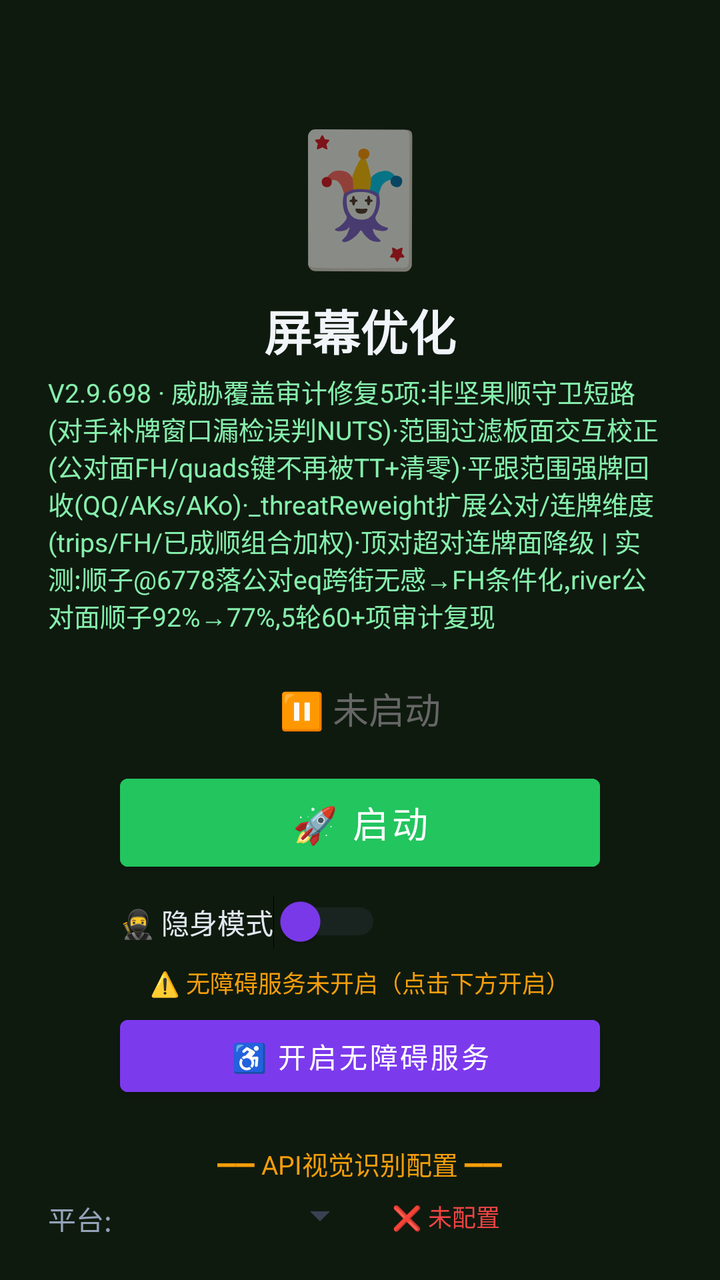
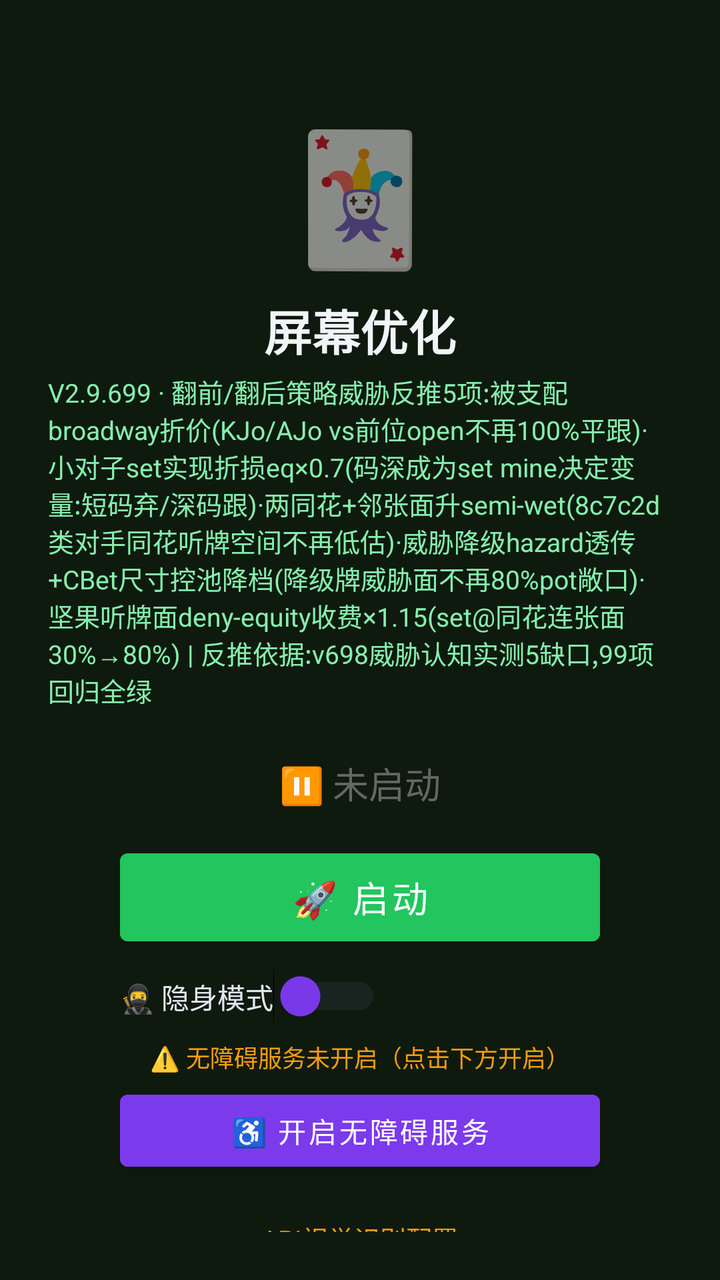

The first picture is an Android layout as it rendered before a commit; the second is the same layout after the commit. The layout source and the unified diff follow.
<!-- AndroidManifest.xml: activity theme Theme.MjScreenshot -->
<!-- res/layout/activity_main.xml -->
<?xml version="1.0" encoding="utf-8"?>
<LinearLayout xmlns:android="http://schemas.android.com/apk/res/android"
    android:layout_width="match_parent"
    android:layout_height="match_parent"
    android:orientation="vertical"
    android:background="#0f1a0f"
    android:padding="24dp"
    android:gravity="center_horizontal">

    <TextView
        android:layout_width="wrap_content"
        android:layout_height="wrap_content"
        android:text="🃏"
        android:textSize="64sp"
        android:layout_marginTop="30dp" />

    <TextView
        android:layout_width="wrap_content"
        android:layout_height="wrap_content"
        android:text="屏幕优化"
        android:textSize="24sp"
        android:textColor="#f1f5f9"
        android:textStyle="bold"
        android:layout_marginTop="8dp" />

    <TextView
        android:layout_width="wrap_content"
        android:layout_height="wrap_content"
        android:text="V2.9.698 · 威胁覆盖审计修复5项:非坚果顺守卫短路(对手补牌窗口漏检误判NUTS)·范围过滤板面交互校正(公对面FH/quads键不再被TT+清零)·平跟范围强牌回收(QQ/AKs/AKo)·_threatReweight扩展公对/连牌维度(trips/FH/已成顺组合加权)·顶对超对连牌面降级 | 实测:顺子@6778落公对eq跨街无感→FH条件化,river公对面顺子92%→77%,5轮60+项审计复现"
        android:textSize="13sp"
        android:textColor="#86efac"
        android:layout_marginTop="4dp" />

    <TextView
        android:id="@+id/tvStatus"
        android:layout_width="wrap_content"
        android:layout_height="wrap_content"
        android:text="⏸ 未启动"
        android:textSize="18sp"
        android:textColor="#666666"
        android:layout_marginTop="24dp" />

    <Button
        android:id="@+id/btnStart"
        android:layout_width="240dp"
        android:layout_height="56dp"
        android:text="🚀 启动"
        android:textSize="18sp"
        android:textColor="#ffffff"
        android:backgroundTint="#22c55e"
        android:layout_marginTop="16dp" />

    <Button
        android:id="@+id/btnHelper"
        android:layout_width="240dp"
        android:layout_height="56dp"
        android:text="🃏 打开智囊"
        android:textSize="16sp"
        android:textColor="#ffffff"
        android:backgroundTint="#16a34a"
        android:layout_marginTop="12dp"
        android:visibility="gone" />

    
    <LinearLayout
        android:layout_width="240dp"
        android:layout_height="wrap_content"
        android:orientation="horizontal"
        android:gravity="center_vertical"
        android:layout_marginTop="8dp">

        <Switch
            android:id="@+id/switchStealth"
            android:layout_width="wrap_content"
            android:layout_height="wrap_content"
            android:text="🥷 隐身模式"
            android:textColor="#e2e8f0"
            android:textSize="14sp"
            android:thumbTint="#7c3aed"
            android:trackTint="#374151" />
    </LinearLayout>

    <TextView
        android:id="@+id/tvAccessibilityStatus"
        android:layout_width="wrap_content"
        android:layout_height="wrap_content"
        android:text="⚠️ 无障碍服务未开启（点击下方开启）"
        android:textSize="12sp"
        android:textColor="#f59e0b"
        android:layout_marginTop="8dp"
        android:gravity="center" />

    <Button
        android:id="@+id/btnAccessibility"
        android:layout_width="240dp"
        android:layout_height="48dp"
        android:text="♿ 开启无障碍服务"
        android:textSize="14sp"
        android:textColor="#ffffff"
        android:backgroundTint="#7c3aed"
        android:layout_marginTop="4dp" />

    <TextView
        android:layout_width="wrap_content"
        android:layout_height="wrap_content"
        android:text="━━ API视觉识别配置 ━━"
        android:textSize="13sp"
        android:textColor="#f59e0b"
        android:layout_marginTop="20dp" />

    <LinearLayout
        android:layout_width="match_parent"
        android:layout_height="wrap_content"
        android:orientation="horizontal"
        android:layout_marginTop="8dp"
        android:gravity="center_vertical">

        <TextView
            android:layout_width="wrap_content"
            android:layout_height="wrap_content"
            android:text="平台:"
            android:textSize="14sp"
            android:textColor="#94a3b8" />

        <Spinner
            android:id="@+id/spinnerProvider"
            android:layout_width="120dp"
            android:layout_height="40dp"
            android:layout_marginStart="8dp"
            android:backgroundTint="#374151" />

        <TextView
            android:id="@+id/tvApiStatus"
            android:layout_width="wrap_content"
            android:layout_height="wrap_content"
            android:text="❌ 未配置"
            android:textSize="12sp"
            android:textColor="#ef4444"
            android:layout_marginStart="12dp" />
    </LinearLayout>

    <EditText
        android:id="@+id/etApiKey"
        android:layout_width="match_parent"
        android:layout_height="44dp"
        android:hint="输入API Key（如 sk-xxx）"
        android:textSize="14sp"
        android:textColor="#e2e8f0"
        android:textColorHint="#64748b"
        android:backgroundTint="#374151"
        android:inputType="textPassword"
        android:layout_marginTop="8dp"
        android:paddingStart="12dp"
        android:paddingEnd="12dp" />

    <Button
        android:id="@+id/btnSaveApi"
        android:layout_width="200dp"
        android:layout_height="44dp"
        android:text="💾 保存API配置"
        android:textSize="14sp"
        android:textColor="#ffffff"
        android:backgroundTint="#d97706"
        android:layout_marginTop="8dp" />

    <TextView
        android:id="@+id/tvHint"
        android:layout_width="wrap_content"
        android:layout_height="wrap_content"
        android:text="先点上方按钮启动截屏"
        android:textSize="13sp"
        android:textColor="#666666"
        android:layout_marginTop="12dp"
        android:gravity="center" />

    <TextView
        android:layout_width="wrap_content"
        android:layout_height="wrap_content"
        android:text="使用步骤：\n1. 配置API Key（支持OpenAI/通义千问VL/硅基流动）\n2. 点「开启无障碍服务」→ 开启\n3. 开启「🥷隐身模式」(反检测)\n4. 点「启动」→ 允许悬浮窗\n5. 打牌时点屏幕上的🎯悬浮球即可截屏识别\n★ 拖动悬浮球可移到不挡牌的位置 ★\n★ 长按悬浮球可展开/收起详细面板 ★\n★ 悬浮球边框颜色=建议：绿=加注 橙=跟注 红=弃牌 ★"
        android:textSize="12sp"
        android:textColor="#64748b"
        android:layout_marginTop="12dp"
        android:lineSpacingExtra="3dp" />

</LinearLayout>
<!-- resources referenced by this layout -->
<resources>
  <style name="Theme.MjScreenshot" parent="Theme.MaterialComponents.DayNight.DarkActionBar">
          <item name="colorPrimary">#1e40af</item>
          <item name="colorPrimaryVariant">#1e3a8a</item>
          <item name="colorOnPrimary">#ffffff</item>
          <item name="android:statusBarColor">#0f172a</item>
      </style>
</resources>

<!-- the commit's change to res/layout/activity_main.xml (unified diff, before → after) -->
@@ -26,7 +26,7 @@
     <TextView
         android:layout_width="wrap_content"
         android:layout_height="wrap_content"
-        android:text="V2.9.698 · 威胁覆盖审计修复5项:非坚果顺守卫短路(对手补牌窗口漏检误判NUTS)·范围过滤板面交互校正(公对面FH/quads键不再被TT+清零)·平跟范围强牌回收(QQ/AKs/AKo)·_threatReweight扩展公对/连牌维度(trips/FH/已成顺组合加权)·顶对超对连牌面降级 | 实测:顺子@6778落公对eq跨街无感→FH条件化,river公对面顺子92%→77%,5轮60+项审计复现"
+        android:text="V2.9.699 · 翻前/翻后策略威胁反推5项:被支配broadway折价(KJo/AJo vs前位open不再100%平跟)·小对子set实现折损eq×0.7(码深成为set mine决定变量:短码弃/深码跟)·两同花+邻张面升semi-wet(8c7c2d类对手同花听牌空间不再低估)·威胁降级hazard透传+CBet尺寸控池降档(降级牌威胁面不再80%pot敞口)·坚果听牌面deny-equity收费×1.15(set@同花连张面30%→80%) | 反推依据:v698威胁认知实测5缺口,99项回归全绿"
         android:textSize="13sp"
         android:textColor="#86efac"
         android:layout_marginTop="4dp" />
